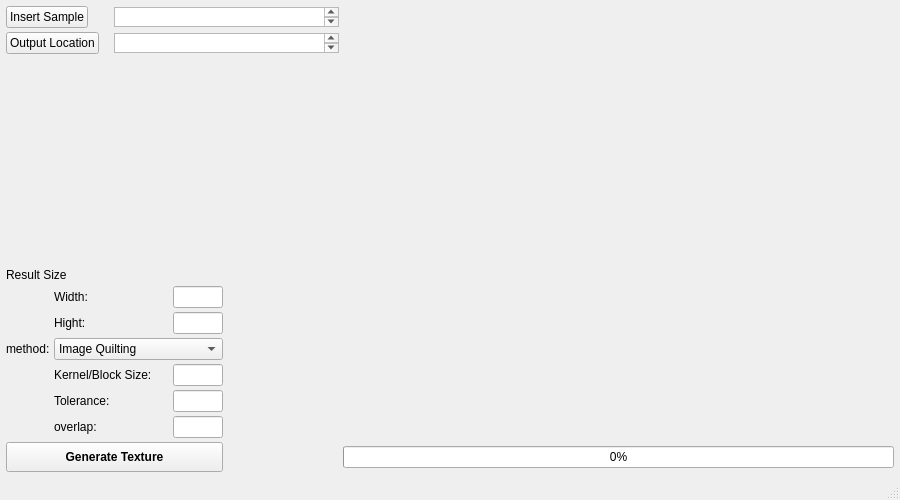
The window that texture_synthesis.ui (orenltr/image-proccesing-) describes before a commit, drawn with Qt 5.
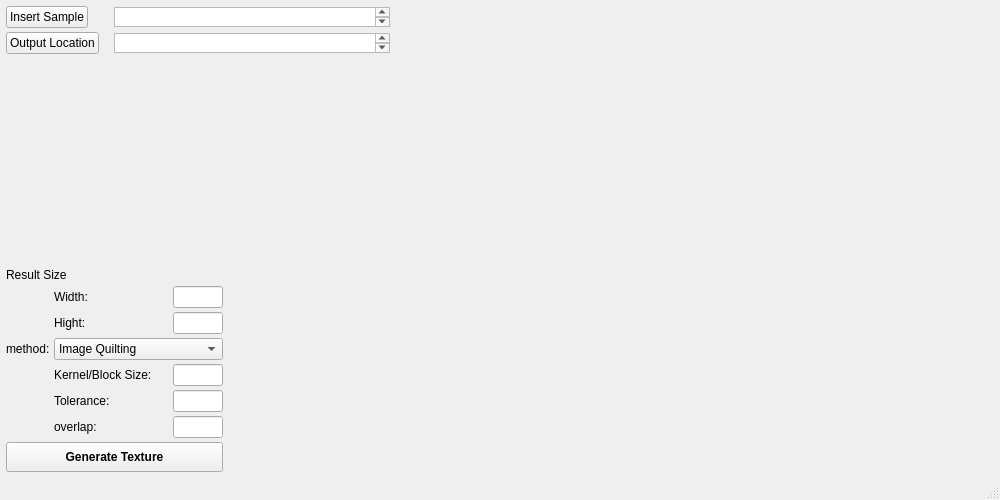
The same window after the commit.

Commit message: some changes: output dialog show path kernel size textbox save

```diff
--- a/texture_synthesis.ui
+++ b/texture_synthesis.ui
@@ -9,7 +9,7 @@
    <rect>
     <x>0</x>
     <y>0</y>
-    <width>900</width>
+    <width>1000</width>
     <height>500</height>
    </rect>
   </property>
@@ -21,14 +21,14 @@
   </property>
   <property name="minimumSize">
    <size>
-    <width>900</width>
+    <width>1000</width>
     <height>500</height>
    </size>
   </property>
   <property name="maximumSize">
    <size>
-    <width>900</width>
-    <height>500</height>
+    <width>1000</width>
+    <height>515</height>
    </size>
   </property>
   <property name="windowTitle">
@@ -57,6 +57,12 @@
         <height>20</height>
        </size>
       </property>
+      <property name="statusTip">
+       <string>no spaces in path!</string>
+      </property>
+      <property name="readOnly">
+       <bool>true</bool>
+      </property>
      </widget>
     </item>
     <item row="0" column="5" rowspan="2">
@@ -138,14 +144,14 @@
      <widget class="QLabel" name="result">
       <property name="minimumSize">
        <size>
-        <width>590</width>
-        <height>390</height>
+        <width>600</width>
+        <height>400</height>
        </size>
       </property>
       <property name="maximumSize">
        <size>
-        <width>590</width>
-        <height>390</height>
+        <width>600</width>
+        <height>400</height>
        </size>
       </property>
       <property name="autoFillBackground">
@@ -163,13 +169,13 @@
      <widget class="QLabel" name="sample">
       <property name="minimumSize">
        <size>
-        <width>250</width>
+        <width>300</width>
         <height>200</height>
        </size>
       </property>
       <property name="maximumSize">
        <size>
-        <width>250</width>
+        <width>300</width>
         <height>200</height>
        </size>
       </property>
@@ -360,16 +366,6 @@
       </property>
      </widget>
     </item>
-    <item row="11" column="6" colspan="3">
-     <widget class="QProgressBar" name="progressBar">
-      <property name="value">
-       <number>0</number>
-      </property>
-      <property name="textVisible">
-       <bool>true</bool>
-      </property>
-     </widget>
-    </item>
    </layout>
   </widget>
   <widget class="QStatusBar" name="statusbar"/>
```
Left out of the diff: 30 changed lines with no effect on the pictures. The commit also changes 2 other files.
